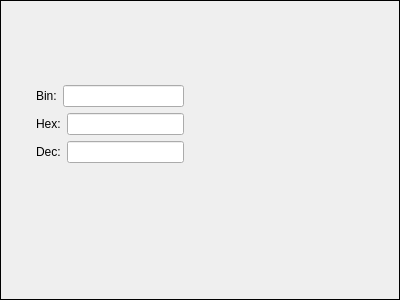
Old version of the form regitem.ui in the repository wh201906/RegCompiler.
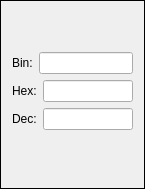
New version of the form.

Diff of the .ui file:
```diff
--- a/regitem.ui
+++ b/regitem.ui
@@ -6,8 +6,8 @@
    <rect>
     <x>0</x>
     <y>0</y>
-    <width>400</width>
-    <height>300</height>
+    <width>145</width>
+    <height>189</height>
    </rect>
   </property>
   <property name="windowTitle">
@@ -16,28 +16,7 @@
   <property name="frameShape">
    <enum>QFrame::Box</enum>
   </property>
-  <widget class="QWidget" name="verticalLayoutWidget">
-   <property name="geometry">
-    <rect>
-     <x>30</x>
-     <y>30</y>
-     <width>160</width>
-     <height>139</height>
-    </rect>
-   </property>
-   <layout class="QVBoxLayout" name="mainLayout">
-    <property name="leftMargin">
-     <number>6</number>
-    </property>
-    <property name="topMargin">
-     <number>6</number>
-    </property>
-    <property name="rightMargin">
-     <number>6</number>
-    </property>
-    <property name="bottomMargin">
-     <number>6</number>
-    </property>
+  <layout class="QVBoxLayout" name="verticalLayout">
     <item>
      <widget class="QLabel" name="nameLabel"/>
     </item>
@@ -90,8 +69,20 @@
       </item>
      </layout>
     </item>
-   </layout>
-  </widget>
+   <item>
+    <spacer name="verticalSpacer">
+     <property name="orientation">
+      <enum>Qt::Vertical</enum>
+     </property>
+     <property name="sizeHint" stdset="0">
+      <size>
+       <width>20</width>
+       <height>40</height>
+      </size>
+     </property>
+    </spacer>
+   </item>
+  </layout>
  </widget>
  <resources/>
  <connections/>
```
Lines whose indentation alone changed are shown as unchanged.
